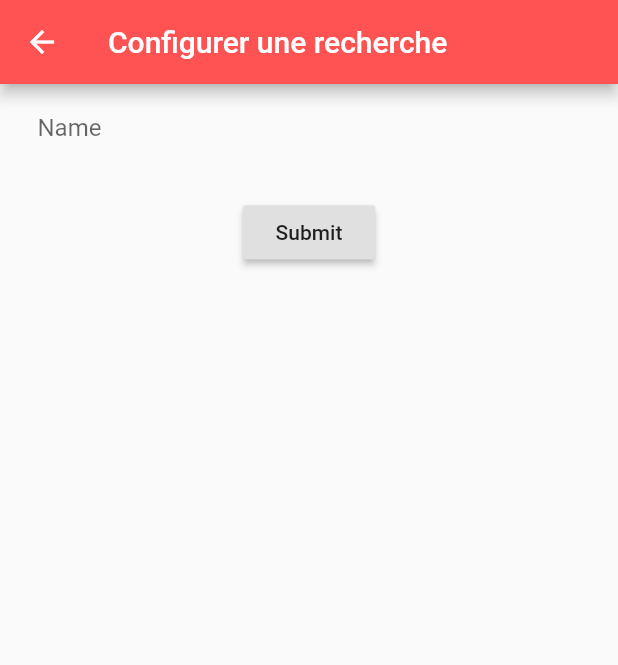
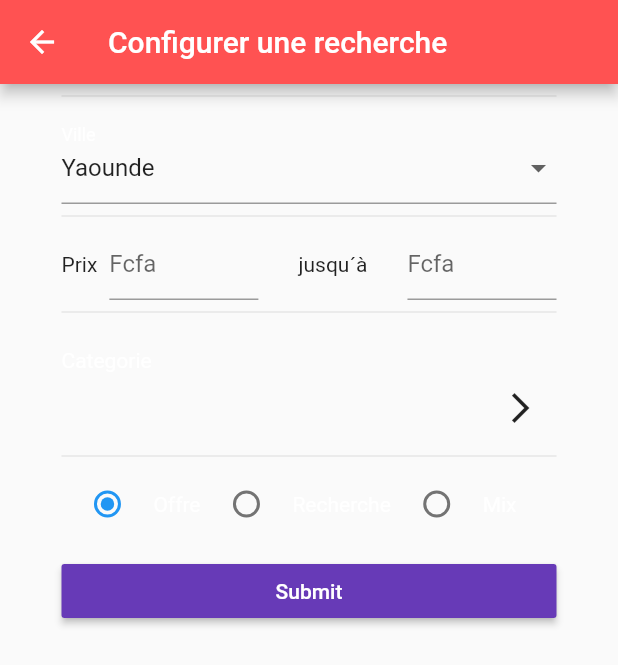
Before and after one commit to DuclosNgassa/eMarket_app, a Flutter app: the Configuration screen opened directly, on a phone screen of 412 x 824 dp. Shown: the top 665 px of the screen. Run offline on Flutter 3.47's test engine with Material 2 defaults, Android fonts, the phone set to English and light mode, and no system bars.

Commit message:
SearchParameterForm

```diff
--- /dev/null
+++ b/lib/form/searchparameter_form.dart
@@ -0,0 +1,306 @@
+import 'package:flutter/material.dart';
+
+import 'package:flutter/services.dart';
+import 'package:intl/intl.dart';
+import '../converter/date_converter.dart';
+import '../validator/form_validator.dart';
+import '../model/posttyp.dart';
+import '../model/searchparameter.dart';
+import '../pages/categorie_page.dart';
+
+class SearchParameterForm extends StatefulWidget {
+  SearchParameterForm(BuildContext context);
+
+  // SearchParameterForm({Key key}) : super(key: key);
+  // final GlobalKey<ScaffoldState> scaffoldKey;
+
+  @override
+  SearchParameterFormState createState() =>
+      new SearchParameterFormState(Colors.lightBlueAccent);
+}
+
+class SearchParameterFormState extends State<SearchParameterForm> {
+  final Color color;
+  final GlobalKey<FormState> _formKey = new GlobalKey<FormState>();
+  String _categorie = '';
+  PostTyp _postTyp = PostTyp.offer;
+
+  List<String> _cities = <String>[
+    'Yaounde',
+    'Douala',
+    'Bangangte',
+    'Mbouda',
+    'Ngaoundal'
+  ]; // TODO please replace me with a list of cities comin from backend
+  String _city = 'Yaounde';
+
+  SearchParameterFormState(this.color);
+
+  // DateConverter dateConverter = new DateConverter();
+  FormValidator formValidator = new FormValidator();
+
+  //Contact newContact = new Contact();
+  SearchParameter searchParameter = new SearchParameter();
+
+/*
+
+  void showMessage(String message, [MaterialColor color = Colors.red]) {
+    context.widget.showSnackBar(new SnackBar(
+      content: Text(message),
+      backgroundColor: color,
+    ));
+  }
+*/
+
+  @override
+  Widget build(BuildContext context) {
+    var divheight = MediaQuery.of(context).size.height;
+    return Container(
+      height: divheight,
+      child: Form(
+        key: _formKey,
+        autovalidate: false,
+        child: ListView(
+          padding: const EdgeInsets.symmetric(horizontal: 16.0),
+          children: <Widget>[
+            Divider(),
+            FormField(
+              builder: (FormFieldState state) {
+                return InputDecorator(
+                  decoration: InputDecoration(
+                    labelText: 'Ville',
+                    labelStyle: TextStyle(color: Colors.white),
+                    errorText: state.hasError ? state.errorText : null,
+                  ),
+                  isEmpty: _city == '',
+                  child: DropdownButtonHideUnderline(
+                    child: DropdownButton(
+                      value: _city,
+                      isDense: true,
+                      onChanged: (String newValue) {
+                        setState(() {
+                          searchParameter.city = newValue;
+                          _city = newValue;
+                          state.didChange(newValue);
+                        });
+                      },
+                      items: _cities.map((String value) {
+                        return DropdownMenuItem(
+                          value: value,
+                          child: Text(value),
+                        );
+                      }).toList(),
+                    ),
+                  ),
+                );
+              },
+            ),
+            Divider(),
+            Padding(
+              padding: const EdgeInsets.all(0.0),
+              child: Row(
+                mainAxisSize: MainAxisSize.max,
+                mainAxisAlignment: MainAxisAlignment.spaceEvenly,
+                children: <Widget>[
+                  Padding(
+                    padding: const EdgeInsets.only(right: 8.0),
+                    child: Column(children: <Widget>[
+                      Text("Prix"),
+                    ]),
+                  ),
+                  Expanded(
+                    child: Column(
+                      children: <Widget>[
+                        TextFormField(
+                          decoration: const InputDecoration(
+                            hintText: 'Fcfa',
+                            labelStyle: TextStyle(color: Colors.white),
+                          ),
+                          keyboardType: TextInputType.number,
+                          inputFormatters: [
+                            LengthLimitingTextInputFormatter(10),
+                          ],
+                          onSaved: (val) => searchParameter.feeMin = int.parse(val),
+                        ),
+                      ],
+                    ),
+                  ),
+                  Expanded(
+                    child: Column(
+                      children: <Widget>[
+                        Text("jusqu´à"),
+                      ],
+                    ),
+                  ),
+                  Expanded(
+                    child: Column(
+                      children: <Widget>[
+                        TextFormField(
+                          decoration: const InputDecoration(
+                            hintText: 'Fcfa',
+                            labelStyle: TextStyle(color: Colors.white),
+                          ),
+                          keyboardType: TextInputType.number,
+                          inputFormatters: [
+                            LengthLimitingTextInputFormatter(10),
+                          ],
+                          onSaved: (val) => searchParameter.feeMax = int.parse(val),
+                        ),
+                      ],
+                    ),
+                  )
+                ],
+              ),
+            ),
+            Divider(),
+            Container(
+              child: Column(
+                crossAxisAlignment: CrossAxisAlignment.start,
+                children: <Widget>[
+                  Padding(
+                    padding: const EdgeInsets.only(top: 16.0),
+                    child: Text(
+                      "Categorie",
+                      style: TextStyle(color: Colors.white),
+                    ),
+                  ),
+                  Row(
+                    children: <Widget>[
+                      new Expanded(
+                        child: Text(_categorie),
+                      ),
+                      IconButton(
+                        icon: Icon(Icons.arrow_forward_ios),
+                        tooltip: 'Choisir la catégorie',
+                        onPressed: showCategoriePage,
+                      )
+                    ],
+                  ),
+                ],
+              ),
+            ),
+            Divider(),
+            Padding(
+              padding: const EdgeInsets.only(right:20.0),
+              child: Row(
+                mainAxisAlignment: MainAxisAlignment.spaceEvenly,
+                children: <Widget>[
+                  Radio(
+                    value: PostTyp.offer,
+                    groupValue: _postTyp,
+                    onChanged: (PostTyp value) {
+                      setState(() {
+                        _postTyp = value;
+                      });
+                    },
+                  ),
+                  Text(
+                    "Offre",
+                    style: new TextStyle(color: Colors.white),
+                  ),
+                  Radio(
+                    value: PostTyp.search,
+                    groupValue: _postTyp,
+                    onChanged: (PostTyp value) {
+                      setState(() {
+                        _postTyp = value;
+                      });
+                    },
+                  ),
+                  Text(
+                    "Recherche",
+                    style: new TextStyle(color: Colors.white),
+                  ),
+                  Radio(
+                    value: PostTyp.all,
+                    groupValue: _postTyp,
+                    onChanged: (PostTyp value) {
+                      setState(() {
+                        _postTyp = value;
+                      });
+                    },
+                  ),
+                  Text(
+                    "Mix",
+                    style: new TextStyle(color: Colors.white),
+                  ),
+                ],
+              ),
+            ),
+            new Container(
+              padding: const EdgeInsets.only(top: 10.0),
+              child: RaisedButton(
+                color: Colors.deepPurple,
+                child: Text('Submit', style: TextStyle(color: Colors.white)),
+                onPressed: _submitForm,
+              ),
+            ),
+          ],
+        ),
+      ),
+    );
+  }
+
+  Future showCategoriePage() async {
+    String categorieChoosed = await Navigator.of(context).push(
+      MaterialPageRoute(
+        builder: (context) {
+          return CategoriePage();
+        },
+      ),
+    );
+    setState(() {
+      _categorie = categorieChoosed;
+      print("Choosed categorie: " + categorieChoosed);
+    });
+  }
+
+/*
+  void submitPup(context) {
+    if (nameController.text.isEmpty) {
+      Scaffold.of(context).showSnackBar(
+        SnackBar(
+          content: Text('Pups neeed names!'),
+          backgroundColor: Colors.redAccent,
+        ),
+      );
+    } else {
+      var newDog = Dog(nameController.text, locationController.text,
+          descriptionController.text);
+      Navigator.of(context).pop(newDog);
+    }
+  }
+*/
+
+  void _submitForm() {
+    final FormState form = _formKey.currentState;
+
+    if (!form.validate()) {
+      //showMessage('Form is not valide! Please review and correct.');
+      print('Form is not valide! Please review and correct.');
+    } else if (_categorie.isEmpty) {
+/*
+      showMessage(
+          'Veuiillez choisir la categorie dans laquelle vous publiez votre post s´il vous pllait.');
+*/
+      print(
+          'Veuiillez choisir la categorie dans laquelle vous publiez votre post s´il vous pllait.');
+    } else {
+      form.save();
+      searchParameter.category = _categorie;
+      searchParameter.typ = _postTyp;
+
+      print('Form save called, newContact is now up to date...');
+      print('Typ: ${searchParameter.typ}');
+      print('Categorie: ${searchParameter.category}');
+      print('PrixMin: ${searchParameter.feeMin}');
+      print('PrixMax: ${searchParameter.feeMax}');
+      print('Typ: ${searchParameter.typ}');
+      print('========================================');
+      print('Submitting to back end...');
+      print('TODO - we will write the submission part next...');
+
+      Navigator.of(context).pop(searchParameter);
+    }
+  }
+}
--- a/lib/model/posttyp.dart
+++ b/lib/model/posttyp.dart
@@ -1 +1 @@
-enum PostTyp { offer, search }
+enum PostTyp { offer, search, all }
--- /dev/null
+++ b/lib/model/searchparameter.dart
@@ -0,0 +1,10 @@
+import '../model/posttyp.dart';
+
+class SearchParameter {
+  String name;
+  String category = '';
+  int feeMin;
+  int feeMax;
+  String city;
+  PostTyp typ;
+}
--- a/lib/pages/categorie_page.dart
+++ b/lib/pages/categorie_page.dart
@@ -33,7 +33,7 @@ class _CategoriePageState extends State<CategoriePage> {
           enabled: true,
           isThreeLine: false,
           onLongPress: () => print("long press"),
-          onTap: () => submitCategorie(t, context),
+          onTap: () => submitCategorie(t),
           subtitle: new Text("Subtitle"),
           leading: new Text("Leading"),
           selected: true,
@@ -47,7 +47,7 @@ class _CategoriePageState extends State<CategoriePage> {
     );
   }
 
-  void submitCategorie(MyTile t, context) {
+  void submitCategorie(MyTile t) {
     Navigator.of(context).pop(t.title);
   }
 }
--- a/lib/pages/configuration.dart
+++ b/lib/pages/configuration.dart
@@ -1,5 +1,6 @@
 import 'package:flutter/material.dart';
 import '../form/kategorie_form.dart';
+import '../form/searchparameter_form.dart';
 
 class Configuration extends StatelessWidget {
   final String pageTitle;
@@ -16,7 +17,7 @@ class Configuration extends StatelessWidget {
       body: Center(
         child: Padding(
           padding: const EdgeInsets.symmetric(horizontal: 25.0),
-          child: KategorieForm(),
+          child: SearchParameterForm(context),
         ),
       ),
     );
```
Also changed, not shown: lib/form/post_form.dart (+4 -17 lines), lib/form/search_form.dart (deleted, +0 -263 lines), lib/pages/search.dart (+21 -7 lines), lib/pages/searchparameter.dart (added, +46 -0 lines).
